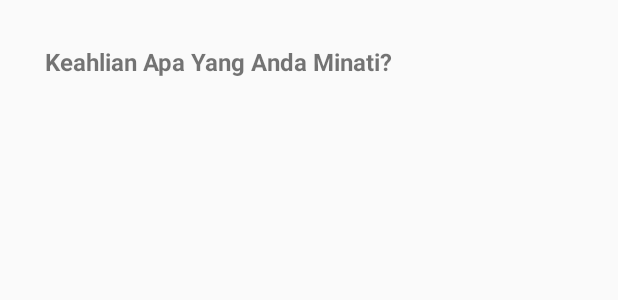
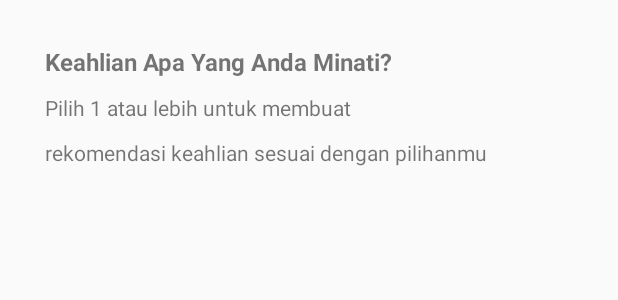
Before and after one commit to ranggabagas30/Edoofun, an Android app: the layout pilihan_minat.xml on its own in the app's theme, with its tools: preview values and no code run, on a phone screen of 412 x 824 dp. Shown: the top 300 px of the screen. Run offline under Robolectric (Android 15) with nearby library versions, the phone set to English and light mode, and no system bars.

Commit message:
tambah textview

```diff
--- a/Edoofun/app/src/main/res/layout/pilihan_minat.xml
+++ b/Edoofun/app/src/main/res/layout/pilihan_minat.xml
@@ -8,7 +8,7 @@
     android:orientation="vertical">
 
     <TextView
-        android:id="@+id/textView"
+        android:id="@+id/label_header"
         android:layout_width="wrap_content"
         android:layout_height="wrap_content"
         android:layout_marginStart="30dp"
@@ -20,4 +20,25 @@
         app:layout_constraintStart_toStartOf="parent"
         app:layout_constraintTop_toTopOf="parent" />
 
+    <TextView
+        android:id="@+id/label_desc_1"
+        android:layout_width="230dp"
+        android:layout_height="30dp"
+        android:layout_marginStart="30dp"
+        android:layout_marginLeft="30dp"
+        android:layout_marginTop="10dp"
+        android:text="@string/label_desc_1"
+        app:layout_constraintStart_toStartOf="parent"
+        app:layout_constraintTop_toBottomOf="@+id/label_header" />
+
+    <TextView
+        android:id="@+id/label_desc_2"
+        android:layout_width="306dp"
+        android:layout_height="31dp"
+        android:layout_marginStart="30dp"
+        android:layout_marginLeft="30dp"
+        android:text="@string/label_desc_2"
+        app:layout_constraintStart_toStartOf="parent"
+        app:layout_constraintTop_toBottomOf="@+id/label_desc_1" />
+
 </androidx.constraintlayout.widget.ConstraintLayout>
--- a/Edoofun/app/src/main/res/values/strings.xml
+++ b/Edoofun/app/src/main/res/values/strings.xml
@@ -1,4 +1,6 @@
 <resources>
     <string name="app_name">Edoofun</string>
     <string name="label_header_pilihan">Keahlian Apa Yang Anda Minati?</string>
+    <string name="label_desc_1">Pilih 1 atau lebih untuk membuat</string>
+    <string name="label_desc_2">rekomendasi keahlian sesuai dengan pilihanmu</string>
 </resources>
```
